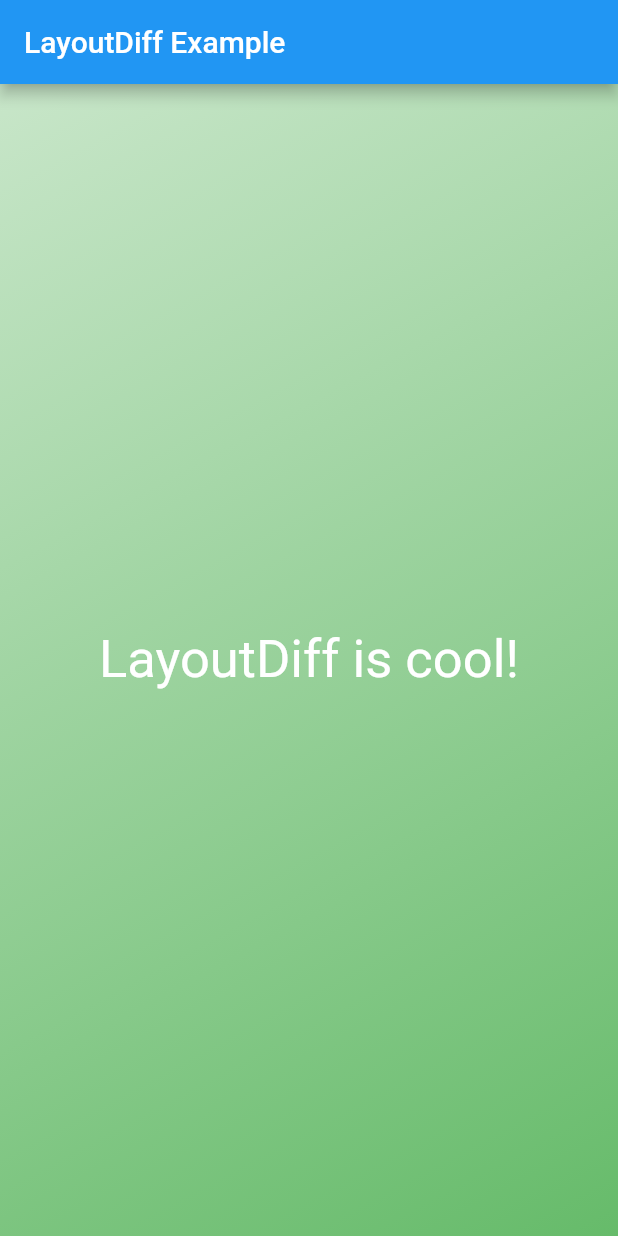
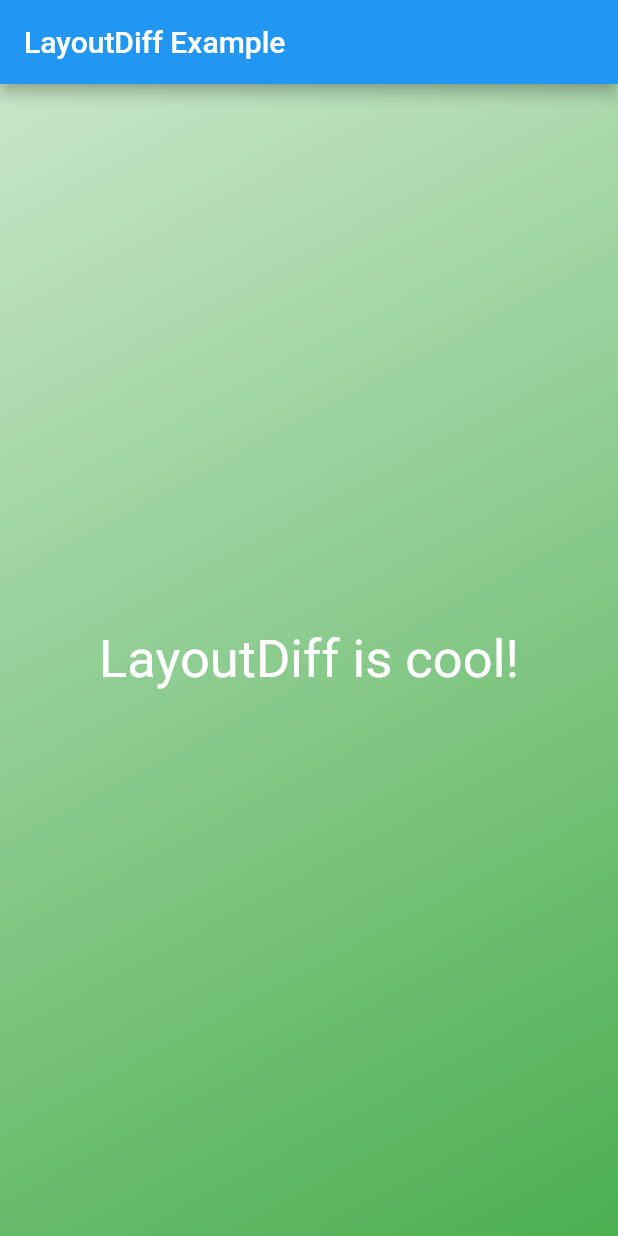
Before and after one commit to LayoutDiff/layoutdiff-app-example, a Flutter app: the screen it shows after launch, on a phone screen of 412 x 824 dp. Run offline on Flutter 3.47's test engine with Material 2 defaults, Android fonts, the phone set to English and light mode, and no system bars.

Commit message:
Update main.dart

```diff
--- a/lib/main.dart
+++ b/lib/main.dart
@@ -17,7 +17,7 @@ class LayoutDiffExample extends StatelessWidget {
             gradient: LinearGradient(
               begin: Alignment.topLeft,
               end: Alignment.bottomRight,
-              colors: [Colors.green[100], Colors.green[400]]
+              colors: [Colors.green[100], Colors.green[500]]
             )
           ),
           child: Center(
```
